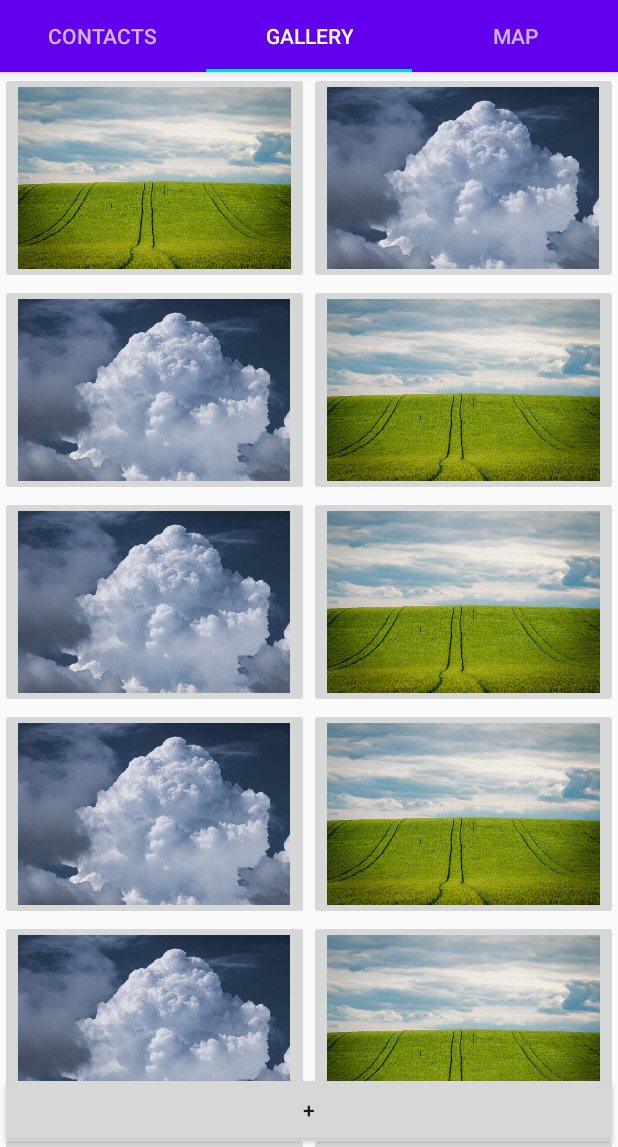
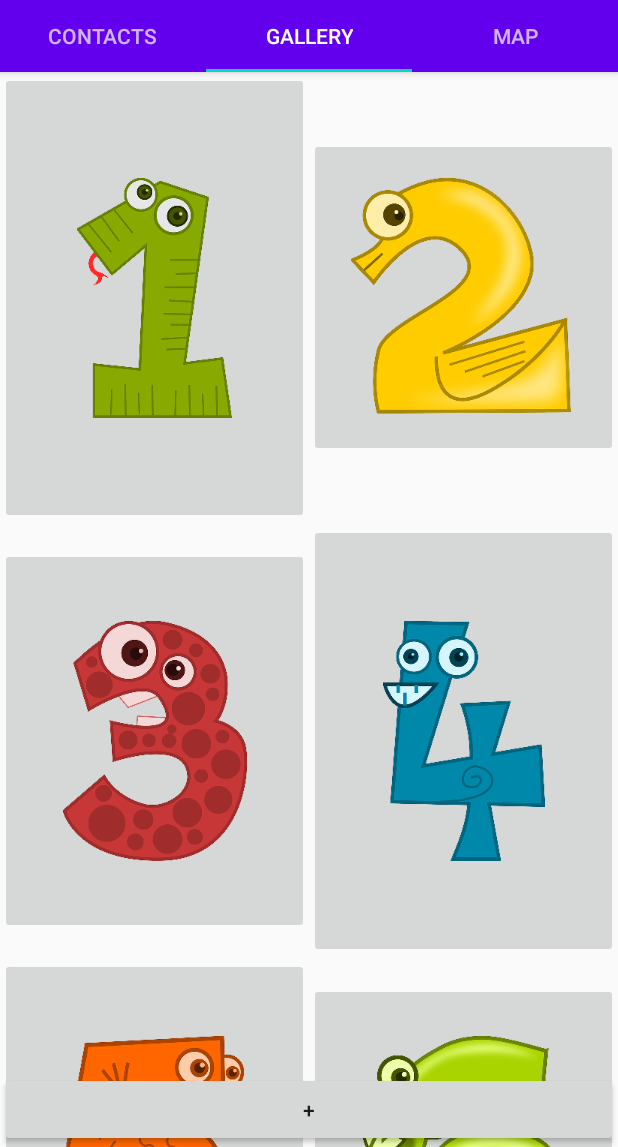
Before and after one commit to seo3650/2020_madcamp_first, an Android app: the screen it shows after launch (MainActivity), tab 2 chosen, on a phone screen of 412 x 824 dp, the part 89-1236 px from its top. Run offline under Robolectric (Android 15) with nearby library versions, the phone set to English and light mode, and no system bars.

Commit message:
fix new_photo_pointer && change pictures <number x>

```diff
--- a/app/src/main/java/com/example/madcamp_first/Gallery/GalleryFragment.kt
+++ b/app/src/main/java/com/example/madcamp_first/Gallery/GalleryFragment.kt
@@ -88,7 +88,7 @@ class GalleryFragment : Fragment() {
             val imgViewID = "imageButton$i"
             val resID = resources.getIdentifier(imgViewID, "id", context?.packageName)
             val imgview : ImageButton = view.findViewById(resID)
-            if (imgview.resources == null) {
+            if (imgview.drawable == null) {
                 new_photo_pointer = i
                 break
             } else { new_photo_pointer +=1 }
--- a/app/src/main/res/layout/activity_gallery.xml
+++ b/app/src/main/res/layout/activity_gallery.xml
@@ -32,19 +32,21 @@
                     android:id="@+id/imageButton1"
                     android:layout_width="0dp"
                     android:layout_height="wrap_content"
+                    android:layout_gravity="center"
                     android:layout_weight="1"
                     android:adjustViewBounds="true"
                     android:scaleType="centerInside"
-                    app:srcCompat="@drawable/barley" />
+                    app:srcCompat="@drawable/number1" />
 
                 <ImageButton
                     android:id="@+id/imageButton2"
                     android:layout_width="0dp"
                     android:layout_height="wrap_content"
+                    android:layout_gravity="center"
                     android:layout_weight="1"
                     android:adjustViewBounds="true"
                     android:scaleType="centerInside"
-                    app:srcCompat="@drawable/cloud" />
+                    app:srcCompat="@drawable/number2" />
 
 
             </LinearLayout>
@@ -59,19 +61,21 @@
                     android:id="@+id/imageButton3"
                     android:layout_width="0dp"
                     android:layout_height="wrap_content"
+                    android:layout_gravity="center"
                     android:layout_weight="1"
                     android:adjustViewBounds="true"
                     android:scaleType="centerInside"
-                    app:srcCompat="@drawable/cloud" />
+                    app:srcCompat="@drawable/number3" />
 
                 <ImageButton
                     android:id="@+id/imageButton4"
                     android:layout_width="0dp"
                     android:layout_height="wrap_content"
+                    android:layout_gravity="center"
                     android:layout_weight="1"
                     android:adjustViewBounds="true"
                     android:scaleType="centerInside"
-                    app:srcCompat="@drawable/barley" />
+                    app:srcCompat="@drawable/number4" />
             </LinearLayout>
 
             <LinearLayout
@@ -84,19 +88,21 @@
                     android:id="@+id/imageButton5"
                     android:layout_width="0dp"
                     android:layout_height="wrap_content"
+                    android:layout_gravity="center"
                     android:layout_weight="1"
                     android:adjustViewBounds="true"
                     android:scaleType="centerInside"
-                    app:srcCompat="@drawable/cloud" />
+                    app:srcCompat="@drawable/number5" />
 
                 <ImageButton
                     android:id="@+id/imageButton6"
                     android:layout_width="0dp"
                     android:layout_height="wrap_content"
+                    android:layout_gravity="center"
                     android:layout_weight="1"
                     android:adjustViewBounds="true"
                     android:scaleType="centerInside"
-                    app:srcCompat="@drawable/barley" />
+                    app:srcCompat="@drawable/number6" />
             </LinearLayout>
 
 
@@ -110,19 +116,21 @@
                     android:id="@+id/imageButton7"
                     android:layout_width="0dp"
                     android:layout_height="wrap_content"
+                    android:layout_gravity="center"
                     android:layout_weight="1"
                     android:adjustViewBounds="true"
                     android:scaleType="centerInside"
-                    app:srcCompat="@drawable/cloud" />
+                    app:srcCompat="@drawable/number7" />
 
                 <ImageButton
                     android:id="@+id/imageButton8"
                     android:layout_width="0dp"
                     android:layout_height="wrap_content"
+                    android:layout_gravity="center"
                     android:layout_weight="1"
                     android:adjustViewBounds="true"
                     android:scaleType="centerInside"
-                    app:srcCompat="@drawable/barley" />
+                    app:srcCompat="@drawable/number8" />
             </LinearLayout>
 
             <LinearLayout
@@ -135,19 +143,19 @@
                     android:id="@+id/imageButton9"
                     android:layout_width="0dp"
                     android:layout_height="wrap_content"
+                    android:layout_gravity="center"
                     android:layout_weight="1"
                     android:adjustViewBounds="true"
-                    android:scaleType="centerInside"
-                    app:srcCompat="@drawable/cloud" />
+                    android:scaleType="centerInside" />
 
                 <ImageButton
                     android:id="@+id/imageButton10"
                     android:layout_width="0dp"
                     android:layout_height="wrap_content"
+                    android:layout_gravity="center"
                     android:layout_weight="1"
                     android:adjustViewBounds="true"
-                    android:scaleType="centerInside"
-                    app:srcCompat="@drawable/barley" />
+                    android:scaleType="centerInside" />
             </LinearLayout>
 
             <LinearLayout
@@ -160,18 +168,18 @@
                     android:id="@+id/imageButton11"
                     android:layout_width="0dp"
                     android:layout_height="wrap_content"
+                    android:layout_gravity="center"
                     android:layout_weight="1"
                     android:adjustViewBounds="true"
-                    app:srcCompat="@drawable/cloud"
                     android:scaleType="centerInside" />
 
                 <ImageButton
                     android:id="@+id/imageButton12"
                     android:layout_width="0dp"
                     android:layout_height="wrap_content"
+                    android:layout_gravity="center"
                     android:layout_weight="1"
                     android:adjustViewBounds="true"
-                    app:srcCompat="@drawable/cloud"
                     android:scaleType="centerInside" />
             </LinearLayout>
 
@@ -185,18 +193,18 @@
                     android:id="@+id/imageButton13"
                     android:layout_width="0dp"
                     android:layout_height="wrap_content"
+                    android:layout_gravity="center"
                     android:layout_weight="1"
                     android:adjustViewBounds="true"
-                    app:srcCompat="@drawable/cloud"
                     android:scaleType="centerInside" />
 
                 <ImageButton
                     android:id="@+id/imageButton14"
                     android:layout_width="0dp"
                     android:layout_height="wrap_content"
+                    android:layout_gravity="center"
                     android:layout_weight="1"
                     android:adjustViewBounds="true"
-                    app:srcCompat="@drawable/cloud"
                     android:scaleType="centerInside" />
             </LinearLayout>
 
@@ -210,18 +218,18 @@
                     android:id="@+id/imageButton15"
                     android:layout_width="0dp"
                     android:layout_height="wrap_content"
+                    android:layout_gravity="center"
                     android:layout_weight="1"
                     android:adjustViewBounds="true"
-                    app:srcCompat="@drawable/cloud"
                     android:scaleType="centerInside" />
 
                 <ImageButton
                     android:id="@+id/imageButton16"
                     android:layout_width="0dp"
                     android:layout_height="wrap_content"
+                    android:layout_gravity="center"
                     android:layout_weight="1"
                     android:adjustViewBounds="true"
-                    app:srcCompat="@drawable/cloud"
                     android:scaleType="centerInside" />
             </LinearLayout>
 
@@ -235,18 +243,18 @@
                     android:id="@+id/imageButton17"
                     android:layout_width="0dp"
                     android:layout_height="wrap_content"
+                    android:layout_gravity="center"
                     android:layout_weight="1"
                     android:adjustViewBounds="true"
-                    app:srcCompat="@drawable/cloud"
                     android:scaleType="centerInside" />
 
                 <ImageButton
                     android:id="@+id/imageButton18"
                     android:layout_width="0dp"
                     android:layout_height="wrap_content"
+                    android:layout_gravity="center"
                     android:layout_weight="1"
                     android:adjustViewBounds="true"
-                    app:srcCompat="@drawable/cloud"
                     android:scaleType="centerInside" />
             </LinearLayout>
 
@@ -260,18 +268,18 @@
                     android:id="@+id/imageButton19"
                     android:layout_width="0dp"
                     android:layout_height="wrap_content"
+                    android:layout_gravity="center"
                     android:layout_weight="1"
                     android:adjustViewBounds="true"
-                    app:srcCompat="@drawable/cloud"
                     android:scaleType="centerInside" />
 
                 <ImageButton
                     android:id="@+id/imageButton20"
                     android:layout_width="0dp"
                     android:layout_height="wrap_content"
+                    android:layout_gravity="center"
                     android:layout_weight="1"
                     android:adjustViewBounds="true"
-                    app:srcCompat="@drawable/cloud"
                     android:scaleType="centerInside" />
             </LinearLayout>
 
```
Also changed, not shown: app/src/main/res/drawable-xxxhdpi/number1.png (added), app/src/main/res/drawable-xxxhdpi/number2.png (added), app/src/main/res/drawable-xxxhdpi/number3.png (added), app/src/main/res/drawable-xxxhdpi/number4.png (added), app/src/main/res/drawable-xxxhdpi/number5.png (added), app/src/main/res/drawable-xxxhdpi/number6.png (added), app/src/main/res/drawable-xxxhdpi/number7.png (added), app/src/main/res/drawable-xxxhdpi/number8.png (added), app/src/main/res/drawable-xxxhdpi/number9.png (added).
